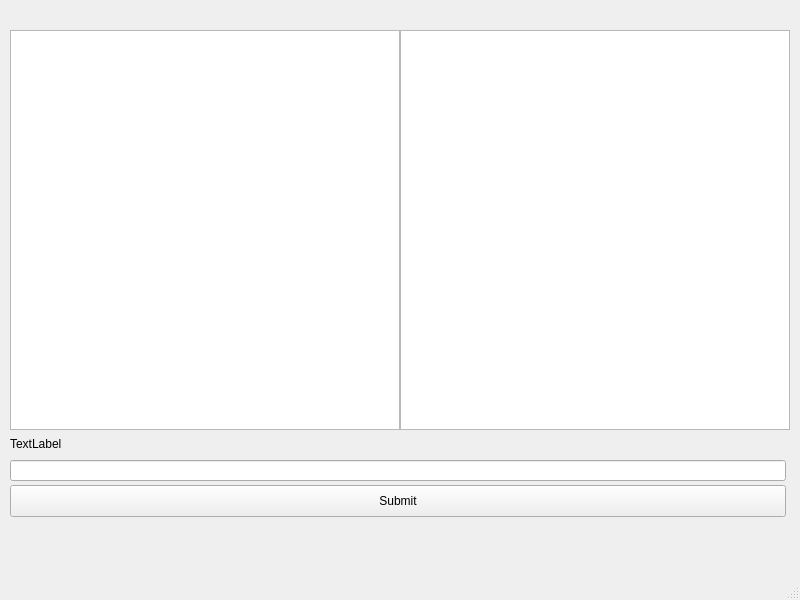
This is FileManager/mainwindow.ui in RickSanj/file_manager as Qt 5 draws it before an edit. The edited form follows.
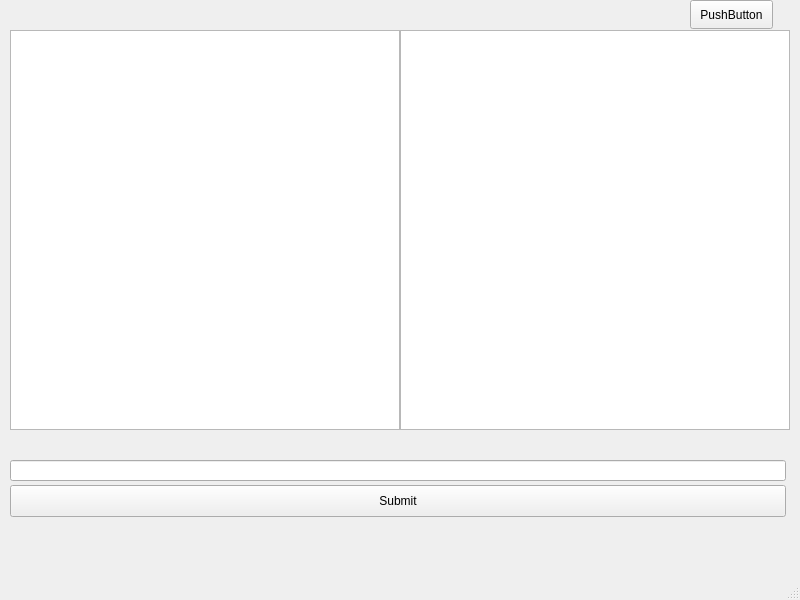
This is the edited form.

What changed in the file:
```diff
--- a/FileManager/mainwindow.ui
+++ b/FileManager/mainwindow.ui
@@ -37,19 +37,6 @@
      <string>Submit</string>
     </property>
    </widget>
-   <widget class="QLabel" name="label_2">
-    <property name="geometry">
-     <rect>
-      <x>10</x>
-      <y>436</y>
-      <width>776</width>
-      <height>16</height>
-     </rect>
-    </property>
-    <property name="text">
-     <string>TextLabel</string>
-    </property>
-   </widget>
    <widget class="QLineEdit" name="lineEdit">
     <property name="geometry">
      <rect>
@@ -70,6 +57,19 @@
      </rect>
     </property>
    </widget>
+   <widget class="QPushButton" name="langButton">
+    <property name="geometry">
+     <rect>
+      <x>690</x>
+      <y>0</y>
+      <width>83</width>
+      <height>29</height>
+     </rect>
+    </property>
+    <property name="text">
+     <string>PushButton</string>
+    </property>
+   </widget>
   </widget>
   <widget class="QMenuBar" name="menubar">
    <property name="geometry">
```
